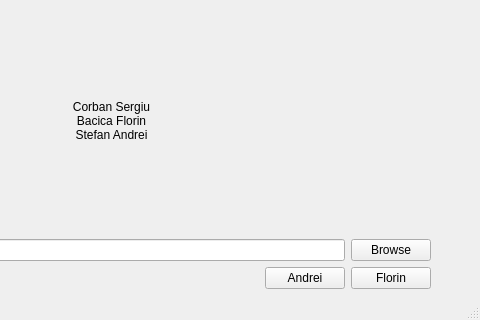
Above: mainwindow.ui from BaciFlorin/ImageProcessing_Project before the change; both pictures show x 257 to 737 and y 229 to 549 of the 737 by 549 pixel window. Below: the same form after it.
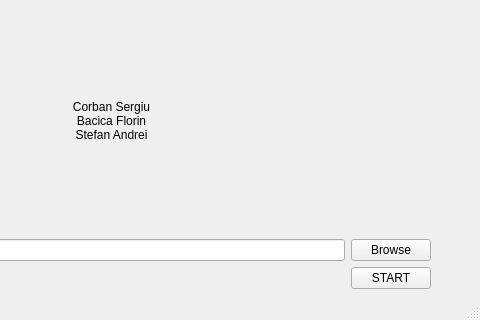
That is the form after the change.

```diff
--- a/mainwindow.ui
+++ b/mainwindow.ui
@@ -138,14 +138,7 @@
       <item>
        <widget class="QPushButton" name="pushButton_Andrei">
         <property name="text">
-         <string>Andrei</string>
-        </property>
-       </widget>
-      </item>
-      <item>
-       <widget class="QPushButton" name="pushButton_Florin">
-        <property name="text">
-         <string>Florin</string>
+         <string>START</string>
         </property>
        </widget>
       </item>
```
Left out of the diff: 2 changed lines with no effect on the pictures.
